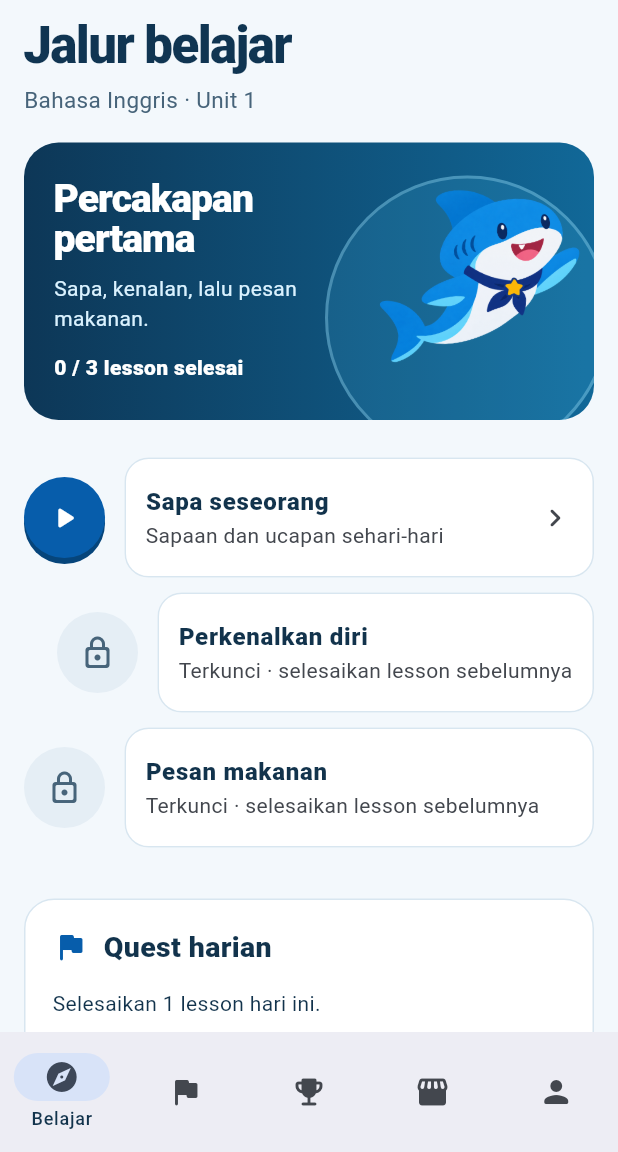
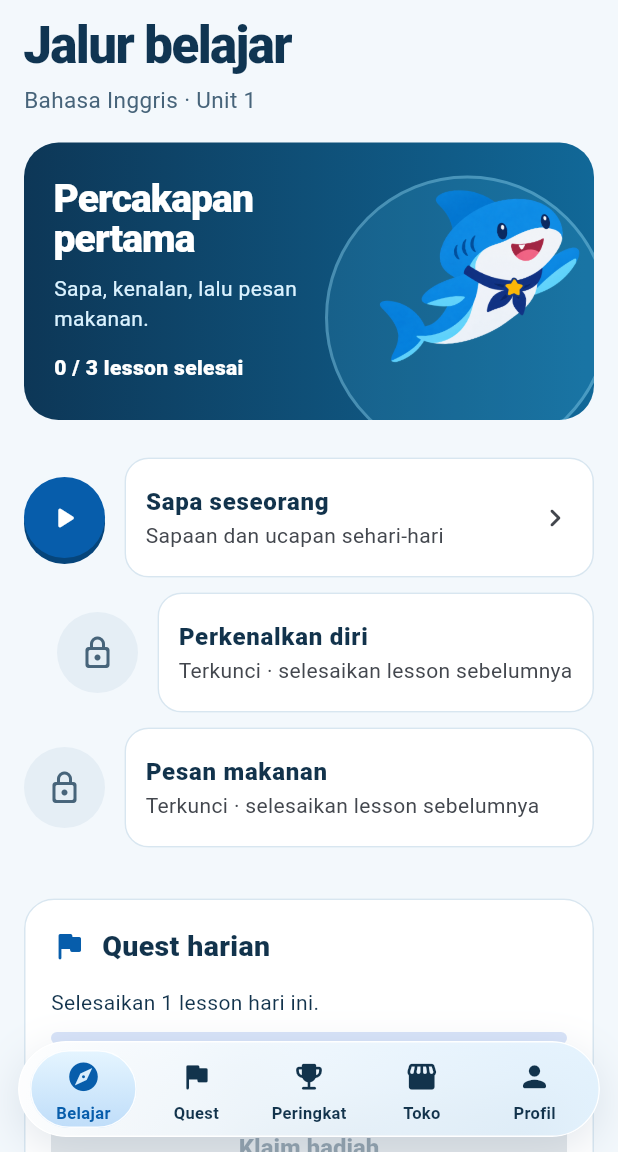
Before and after one commit to Zaimae-1/Finall-Tim-5, a Flutter app: the LearningHome screen opened directly with empty values, on a phone screen of 412 x 824 dp, the part 84-1236 px from its top. Run offline on Flutter 3.47's test engine with Material 3 defaults, Android fonts, the phone set to English and light mode, and no system bars; our stand-ins replace shared_preferences; missing offline and left inert: cryptography; accounts and stored records are empty.

Commit message:
feat: use floating glass bottom navigation

```diff
--- a/lib/features/learn/learning_home.dart
+++ b/lib/features/learn/learning_home.dart
@@ -5,6 +5,7 @@ import '../../shared/shark_mascot.dart';
 import '../auth/local_profiles.dart';
 import 'course.dart';
 import 'learning_progress.dart';
+import 'learning_tab_bar.dart';
 import 'lesson_page.dart';
 
 const _navy = Color(0xFF103552);
@@ -167,10 +168,9 @@ class _LearningHomeState extends State<LearningHome> {
               _Destination.profile => _profile(progress, name, goal, day),
             };
             return Scaffold(
+              extendBody: true,
               backgroundColor: const Color(0xFFF3F8FC),
-              appBar: wide
-                  ? null
-                  : AppBar(
+              appBar: AppBar(
                 title: const _Brand(),
                 actions: [
                   _Metric(
@@ -189,13 +189,9 @@ class _LearningHomeState extends State<LearningHome> {
                   const SizedBox(width: 16),
                 ],
               ),
-              bottomNavigationBar: wide
-                  ? null
-                  : NavigationBar(
+              bottomNavigationBar: LearningTabBar(
                 selectedIndex: _tab.index,
-                      labelBehavior:
-                          NavigationDestinationLabelBehavior.onlyShowSelected,
-                      onDestinationSelected: (index) =>
+                onSelected: (index) =>
                     setState(() => _tab = _Destination.values[index]),
                 destinations: [
                   for (final page in _Destination.values)
@@ -206,11 +202,9 @@ class _LearningHomeState extends State<LearningHome> {
                 ],
               ),
               body: SafeArea(
-                child: Row(
-                  children: [
-                    if (wide) _rail(progress, day),
-                    Expanded(
-                      child: Center(
+                bottom: false,
+                child: Builder(
+                  builder: (context) => Center(
                     child: ConstrainedBox(
                       constraints: BoxConstraints(
                         maxWidth: showAside ? 1040 : 704,
@@ -219,15 +213,14 @@ class _LearningHomeState extends State<LearningHome> {
                         key: ValueKey(_tab),
                         padding: EdgeInsets.fromLTRB(
                           wide ? 32 : 16,
-                              wide ? 34 : 12,
+                          wide ? 28 : 12,
                           wide ? 32 : 16,
-                              28,
+                          MediaQuery.paddingOf(context).bottom + 16,
                         ),
                         children: showAside
                             ? [
                                 Row(
-                                      crossAxisAlignment:
-                                          CrossAxisAlignment.start,
+                                  crossAxisAlignment: CrossAxisAlignment.start,
                                   children: [
                                     Expanded(
                                       child: Column(
@@ -239,11 +232,7 @@ class _LearningHomeState extends State<LearningHome> {
                                     const SizedBox(width: 22),
                                     SizedBox(
                                       width: 250,
-                                          child: _questCard(
-                                            progress,
-                                            goal,
-                                            day,
-                                          ),
+                                      child: _questCard(progress, goal, day),
                                     ),
                                   ],
                                 ),
@@ -253,71 +242,11 @@ class _LearningHomeState extends State<LearningHome> {
                     ),
                   ),
                 ),
-                  ],
-                ),
               ),
             );
           },
         );
       },
-    );
-  }
-
-  Widget _rail(LearningProgress progress, int day) {
-    return Container(
-      width: 194,
-      decoration: const BoxDecoration(
-        color: Colors.white,
-        border: Border(right: BorderSide(color: _outline)),
-      ),
-      child: ListView(
-        padding: const EdgeInsets.symmetric(horizontal: 16, vertical: 30),
-        children: [
-          const Padding(padding: EdgeInsets.only(left: 6), child: _Brand()),
-          const SizedBox(height: 31),
-          for (final page in _Destination.values)
-            Padding(
-              padding: const EdgeInsets.only(bottom: 6),
-              child: ListTile(
-                selected: _tab == page,
-                selectedColor: _blue,
-                selectedTileColor: _ice,
-                shape: RoundedRectangleBorder(
-                  borderRadius: BorderRadius.circular(13),
-                ),
-                leading: Icon(page.icon),
-                title: Text(
-                  page.label,
-                  style: const TextStyle(fontWeight: FontWeight.w800),
-                ),
-                onTap: () => setState(() => _tab = page),
-              ),
-            ),
-          const SizedBox(height: 22),
-          const Divider(color: _outline),
-          Padding(
-            padding: const EdgeInsets.fromLTRB(8, 12, 4, 0),
-            child: Wrap(
-              spacing: 10,
-              runSpacing: 10,
-              children: [
-                _Metric(
-                  icon: Icons.local_fire_department_rounded,
-                  value: '${progress.activeStreak(day)}',
-                  label: 'hari streak',
-                  color: _coral,
-                ),
-                _Metric(
-                  icon: Icons.diamond_rounded,
-                  value: '${progress.gems}',
-                  label: 'gems',
-                  color: _blue,
-                ),
-              ],
-            ),
-          ),
-        ],
-      ),
     );
   }
 
@@ -787,16 +716,18 @@ class _Panel extends StatelessWidget {
 
   @override
   Widget build(BuildContext context) {
-    return Container(
-      padding: const EdgeInsets.all(18),
-      decoration: BoxDecoration(
+    return Material(
       color: Colors.white,
-        border: Border.all(color: _outline),
+      shape: RoundedRectangleBorder(
+        side: const BorderSide(color: _outline),
         borderRadius: BorderRadius.circular(20),
       ),
+      child: Padding(
+        padding: const EdgeInsets.all(18),
         child: Column(
           crossAxisAlignment: CrossAxisAlignment.stretch,
           children: children,
+        ),
       ),
     );
   }
--- /dev/null
+++ b/lib/features/learn/learning_tab_bar.dart
@@ -0,0 +1,172 @@
+import 'dart:ui' as ui;
+
+import 'package:flutter/material.dart';
+
+class LearningTabBar extends StatelessWidget {
+  const LearningTabBar({
+    super.key,
+    required this.selectedIndex,
+    required this.destinations,
+    required this.onSelected,
+  });
+
+  final int selectedIndex;
+  final List<NavigationDestination> destinations;
+  final ValueChanged<int> onSelected;
+
+  static const _radius = BorderRadius.all(Radius.circular(34));
+  static final _blur = ui.ImageFilter.blur(sigmaX: 15, sigmaY: 15);
+
+  @override
+  Widget build(BuildContext context) {
+    final highContrast = MediaQuery.highContrastOf(context);
+    return SafeArea(
+      top: false,
+      minimum: const EdgeInsets.fromLTRB(12, 0, 12, 10),
+      child: Align(
+        alignment: Alignment.bottomCenter,
+        heightFactor: 1,
+        child: ConstrainedBox(
+          constraints: const BoxConstraints(maxWidth: 500),
+          child: DecoratedBox(
+            decoration: const BoxDecoration(
+              borderRadius: _radius,
+              boxShadow: [
+                BoxShadow(
+                  color: Color(0x24315176),
+                  blurRadius: 25,
+                  offset: Offset(0, 8),
+                ),
+              ],
+            ),
+            child: ClipRRect(
+              borderRadius: _radius,
+              child: BackdropFilter(
+                filter: _blur,
+                enabled: !highContrast,
+                child: DecoratedBox(
+                  decoration: BoxDecoration(
+                    borderRadius: _radius,
+                    border: Border.all(
+                      color: highContrast
+                          ? Theme.of(context).colorScheme.onSurface
+                          : const Color(0xF7FFFFFF),
+                    ),
+                    color: highContrast ? Colors.white : null,
+                    gradient: highContrast
+                        ? null
+                        : const LinearGradient(
+                            begin: Alignment.topLeft,
+                            end: Alignment.bottomRight,
+                            colors: [Color(0xE6FFFFFF), Color(0xBDDEF1FF)],
+                          ),
+                  ),
+                  child: Padding(
+                    padding: const EdgeInsets.symmetric(horizontal: 6),
+                    child: LayoutBuilder(builder: _buildTabs),
+                  ),
+                ),
+              ),
+            ),
+          ),
+        ),
+      ),
+    );
+  }
+
+  Widget _buildTabs(BuildContext context, BoxConstraints constraints) {
+    final media = MediaQuery.of(context);
+    final colors = Theme.of(context).colorScheme;
+    final duration = media.disableAnimations
+        ? Duration.zero
+        : const Duration(milliseconds: 200);
+    final textSize = media.textScaler.scale(11);
+    final cell = constraints.maxWidth / destinations.length;
+    final showLabels = cell >= 48 * textSize / 11;
+    final extraHeight = showLabels ? (textSize - 11).clamp(0.0, 20.0) : 0.0;
+    final height = (64 + extraHeight).toDouble();
+    final direction = Directionality.of(context) == TextDirection.rtl ? -1 : 1;
+
+    Color tabColor(Set<WidgetState> states) =>
+        states.contains(WidgetState.selected)
+        ? colors.primary
+        : colors.onSurface;
+
+    return SizedBox(
+      height: height,
+      child: Stack(
+        fit: StackFit.expand,
+        children: [
+          Align(
+            alignment: AlignmentDirectional.centerStart,
+            child: TweenAnimationBuilder<double>(
+              tween: Tween<double>(end: selectedIndex.toDouble()),
+              duration: duration,
+              curve: Curves.easeOutCubic,
+              builder: (context, index, child) => Transform.translate(
+                offset: Offset(index * cell * direction, 0),
+                child: child,
+              ),
+              child: Padding(
+                padding: const EdgeInsets.symmetric(horizontal: 2),
+                child: SizedBox(
+                  width: cell - 4,
+                  height: height - 12,
+                  child: DecoratedBox(
+                    decoration: BoxDecoration(
+                      borderRadius: BorderRadius.circular(27),
+                      color: media.highContrast
+                          ? const Color(0xFFD6E9FC)
+                          : null,
+                      gradient: media.highContrast
+                          ? null
+                          : const LinearGradient(
+                              begin: Alignment.topCenter,
+                              end: Alignment.bottomCenter,
+                              colors: [Color(0xFFE5F5FF), Color(0xFFBFDDF9)],
+                            ),
+                      border: Border.all(
+                        color: media.highContrast
+                            ? colors.primary
+                            : const Color(0xECFFFFFF),
+                      ),
+                    ),
+                  ),
+                ),
+              ),
+            ),
+          ),
+          NavigationBarTheme(
+            data: NavigationBarThemeData(
+              iconTheme: WidgetStateProperty.resolveWith(
+                (states) => IconThemeData(size: 23, color: tabColor(states)),
+              ),
+            ),
+            child: NavigationBar(
+              height: height,
+              selectedIndex: selectedIndex,
+              destinations: destinations,
+              onDestinationSelected: onSelected,
+              animationDuration: duration,
+              backgroundColor: Colors.transparent,
+              surfaceTintColor: Colors.transparent,
+              indicatorColor: Colors.transparent,
+              elevation: 0,
+              labelPadding: EdgeInsets.zero,
+              labelBehavior: showLabels
+                  ? NavigationDestinationLabelBehavior.alwaysShow
+                  : NavigationDestinationLabelBehavior.alwaysHide,
+              labelTextStyle: WidgetStateProperty.resolveWith(
+                (states) => TextStyle(
+                  color: tabColor(states),
+                  fontSize: 11,
+                  fontWeight: FontWeight.w700,
+                ),
+              ),
+            ),
+          ),
+        ],
+      ),
+    );
+  }
+}
```
Also changed, not shown: 1 other file. Lines whose indentation alone changed are shown as unchanged.
